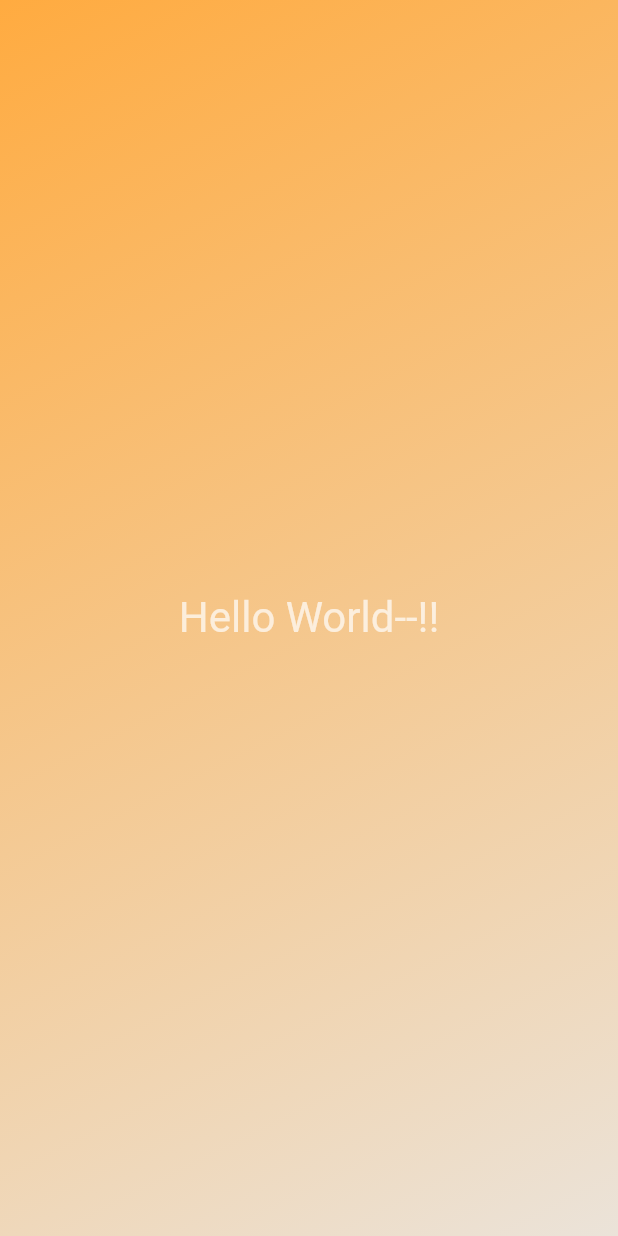
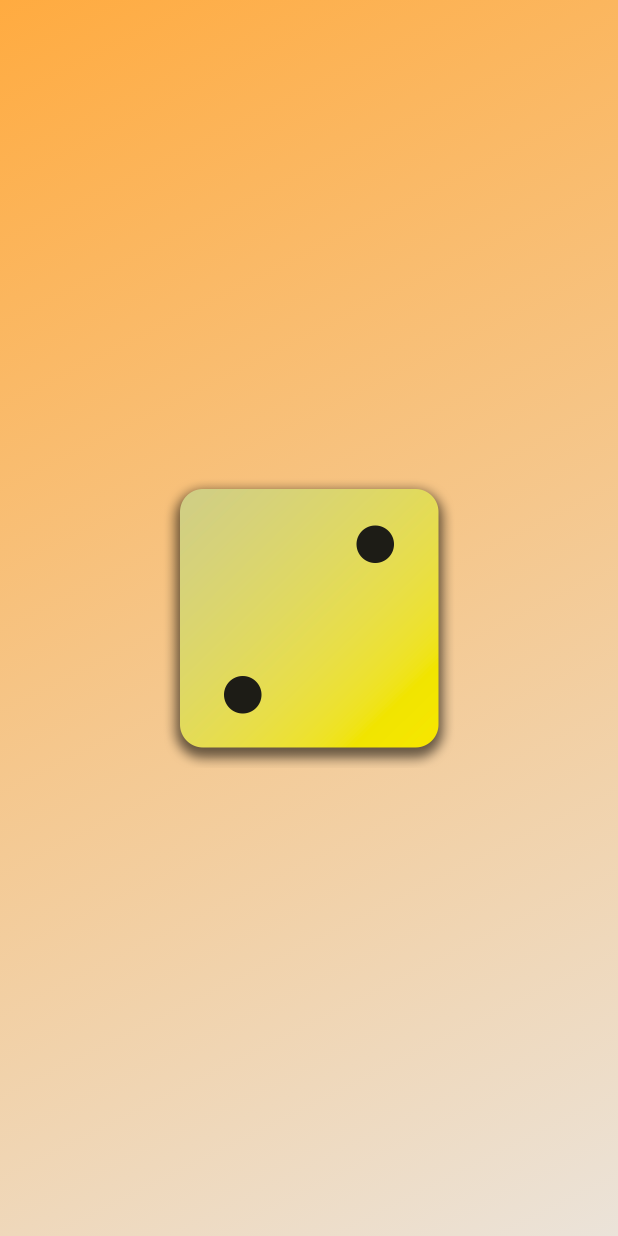
Before and after one commit to beetrbgus/2023-Flutter------, a Flutter app: the screen it shows after launch, on a phone screen of 412 x 824 dp. Run offline on Flutter 3.47's test engine with Material 2 defaults, Android fonts, the phone set to English and light mode, and no system bars.

Commit message:
메서드 생성자 추가해 외부에서 색상을 받지 않고 내부에서 처리

```diff
--- a/first_app/lib/gradient_container.dart
+++ b/first_app/lib/gradient_container.dart
@@ -1,4 +1,3 @@
-import 'package:first_app/styled_text.dart';
 import 'package:flutter/material.dart';
 
 const Alignment topLeft = Alignment.topLeft;
@@ -10,6 +9,9 @@ class GradientContainer extends StatelessWidget {
     this.color2, {
     super.key,
   });
+  const GradientContainer.orange({super.key})
+      : color1 = const Color.fromRGBO(255, 171, 64, 1),
+        color2 = const Color.fromARGB(255, 235, 227, 217);
   final Color color1;
   final Color color2;
   @override
@@ -22,8 +24,11 @@ class GradientContainer extends StatelessWidget {
           end: bottomRight,
         ),
       ),
-      child: const Center(
-        child: StyledText("Hello World--!!"),
+      child: Center(
+        child: Image.asset(
+          'assets/images/dice-2.png',
+          width: 200,
+        ),
       ),
     );
   }
```
